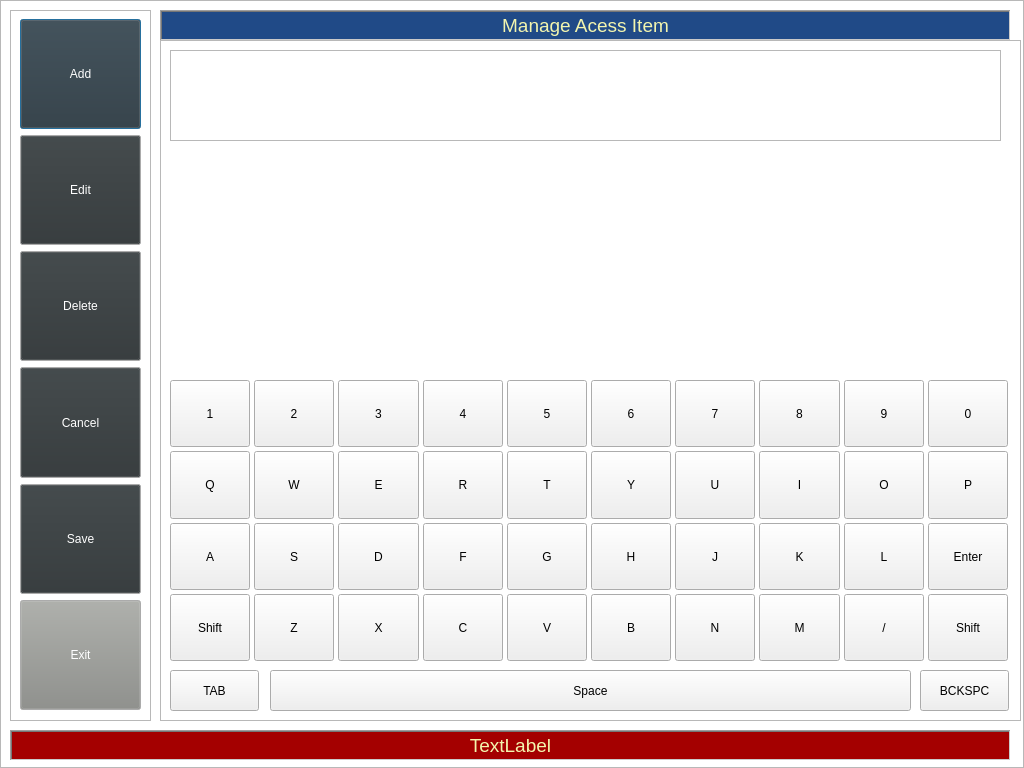
Old version of the form manage_access_item.ui in the repository swodaemkram/aces.
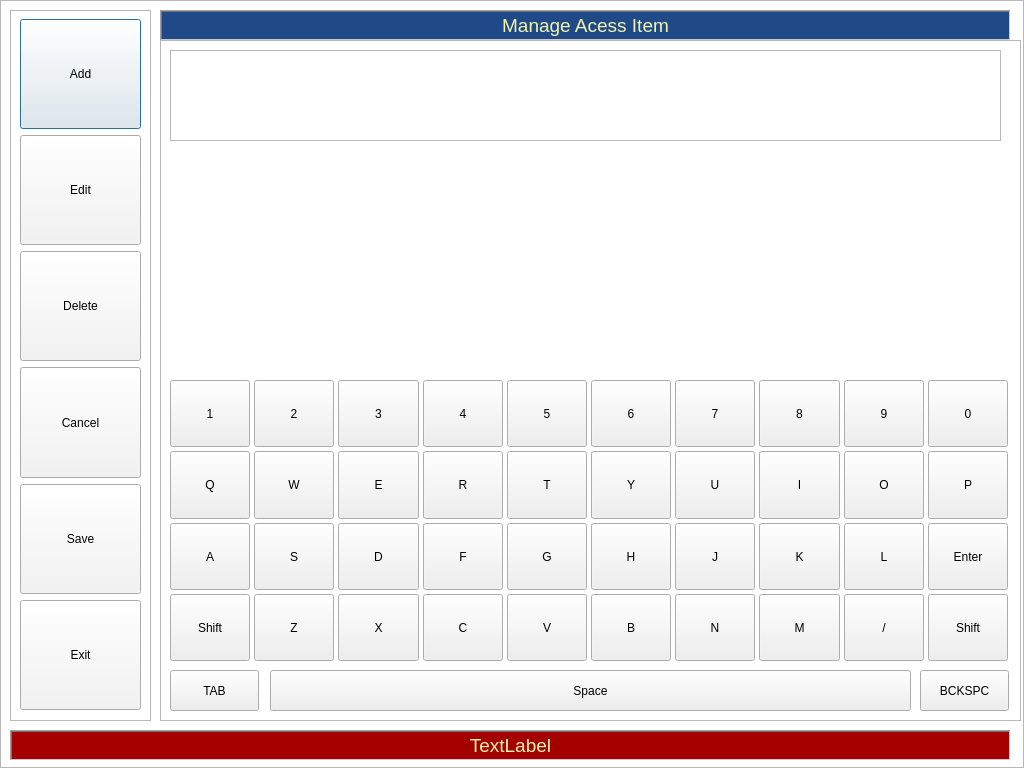
New version of the form.

```diff
--- a/manage_access_item.ui
+++ b/manage_access_item.ui
@@ -445,18 +445,18 @@
           <colorrole role="Button">
            <brush brushstyle="SolidPattern">
             <color alpha="255">
-             <red>46</red>
-             <green>52</green>
-             <blue>54</blue>
+             <red>243</red>
+             <green>243</green>
+             <blue>243</blue>
             </color>
            </brush>
           </colorrole>
           <colorrole role="ButtonText">
            <brush brushstyle="SolidPattern">
             <color alpha="255">
-             <red>255</red>
-             <green>255</green>
-             <blue>255</blue>
+             <red>0</red>
+             <green>0</green>
+             <blue>0</blue>
             </color>
            </brush>
           </colorrole>
@@ -465,18 +465,18 @@
           <colorrole role="Button">
            <brush brushstyle="SolidPattern">
             <color alpha="255">
-             <red>46</red>
-             <green>52</green>
-             <blue>54</blue>
+             <red>243</red>
+             <green>243</green>
+             <blue>243</blue>
             </color>
            </brush>
           </colorrole>
           <colorrole role="ButtonText">
            <brush brushstyle="SolidPattern">
             <color alpha="255">
-             <red>255</red>
-             <green>255</green>
-             <blue>255</blue>
+             <red>0</red>
+             <green>0</green>
+             <blue>0</blue>
             </color>
            </brush>
           </colorrole>
@@ -485,9 +485,9 @@
           <colorrole role="Button">
            <brush brushstyle="SolidPattern">
             <color alpha="255">
-             <red>46</red>
-             <green>52</green>
-             <blue>54</blue>
+             <red>243</red>
+             <green>243</green>
+             <blue>243</blue>
             </color>
            </brush>
           </colorrole>
@@ -522,18 +522,18 @@
           <colorrole role="Button">
            <brush brushstyle="SolidPattern">
             <color alpha="255">
-             <red>46</red>
-             <green>52</green>
-             <blue>54</blue>
+             <red>243</red>
+             <green>243</green>
+             <blue>243</blue>
             </color>
            </brush>
           </colorrole>
           <colorrole role="ButtonText">
            <brush brushstyle="SolidPattern">
             <color alpha="255">
-             <red>255</red>
-             <green>255</green>
-             <blue>255</blue>
+             <red>0</red>
+             <green>0</green>
+             <blue>0</blue>
             </color>
            </brush>
           </colorrole>
@@ -542,18 +542,18 @@
           <colorrole role="Button">
            <brush brushstyle="SolidPattern">
             <color alpha="255">
-             <red>46</red>
-             <green>52</green>
-             <blue>54</blue>
+             <red>243</red>
+             <green>243</green>
+             <blue>243</blue>
             </color>
            </brush>
           </colorrole>
           <colorrole role="ButtonText">
            <brush brushstyle="SolidPattern">
             <color alpha="255">
-             <red>255</red>
-             <green>255</green>
-             <blue>255</blue>
+             <red>0</red>
+             <green>0</green>
+             <blue>0</blue>
             </color>
            </brush>
           </colorrole>
@@ -562,9 +562,9 @@
           <colorrole role="Button">
            <brush brushstyle="SolidPattern">
             <color alpha="255">
-             <red>46</red>
-             <green>52</green>
-             <blue>54</blue>
+             <red>243</red>
+             <green>243</green>
+             <blue>243</blue>
             </color>
            </brush>
           </colorrole>
@@ -599,18 +599,18 @@
           <colorrole role="Button">
            <brush brushstyle="SolidPattern">
             <color alpha="255">
-             <red>46</red>
-             <green>52</green>
-             <blue>54</blue>
+             <red>243</red>
+             <green>243</green>
+             <blue>243</blue>
             </color>
            </brush>
           </colorrole>
           <colorrole role="ButtonText">
            <brush brushstyle="SolidPattern">
             <color alpha="255">
-             <red>255</red>
-             <green>255</green>
-             <blue>255</blue>
+             <red>0</red>
+             <green>0</green>
+             <blue>0</blue>
             </color>
            </brush>
           </colorrole>
@@ -619,18 +619,18 @@
           <colorrole role="Button">
            <brush brushstyle="SolidPattern">
             <color alpha="255">
-             <red>46</red>
-             <green>52</green>
-             <blue>54</blue>
+             <red>243</red>
+             <green>243</green>
+             <blue>243</blue>
             </color>
            </brush>
           </colorrole>
           <colorrole role="ButtonText">
            <brush brushstyle="SolidPattern">
             <color alpha="255">
-             <red>255</red>
-             <green>255</green>
-             <blue>255</blue>
+             <red>0</red>
+             <green>0</green>
+             <blue>0</blue>
             </color>
            </brush>
           </colorrole>
@@ -639,9 +639,9 @@
           <colorrole role="Button">
            <brush brushstyle="SolidPattern">
             <color alpha="255">
-             <red>46</red>
-             <green>52</green>
-             <blue>54</blue>
+             <red>243</red>
+             <green>243</green>
+             <blue>243</blue>
             </color>
            </brush>
           </colorrole>
@@ -676,18 +676,18 @@
           <colorrole role="Button">
            <brush brushstyle="SolidPattern">
             <color alpha="255">
-             <red>46</red>
-             <green>52</green>
-             <blue>54</blue>
+             <red>243</red>
+             <green>243</green>
+             <blue>243</blue>
             </color>
            </brush>
           </colorrole>
           <colorrole role="ButtonText">
            <brush brushstyle="SolidPattern">
             <color alpha="255">
-             <red>255</red>
-             <green>255</green>
-             <blue>255</blue>
+             <red>0</red>
+             <green>0</green>
+             <blue>0</blue>
             </color>
            </brush>
           </colorrole>
@@ -696,18 +696,18 @@
           <colorrole role="Button">
            <brush brushstyle="SolidPattern">
             <color alpha="255">
-             <red>46</red>
-             <green>52</green>
-             <blue>54</blue>
+             <red>243</red>
+             <green>243</green>
+             <blue>243</blue>
             </color>
            </brush>
           </colorrole>
           <colorrole role="ButtonText">
            <brush brushstyle="SolidPattern">
             <color alpha="255">
-             <red>255</red>
-             <green>255</green>
-             <blue>255</blue>
+             <red>0</red>
+             <green>0</green>
+             <blue>0</blue>
             </color>
            </brush>
           </colorrole>
@@ -716,9 +716,9 @@
           <colorrole role="Button">
            <brush brushstyle="SolidPattern">
             <color alpha="255">
-             <red>46</red>
-             <green>52</green>
-             <blue>54</blue>
+             <red>243</red>
+             <green>243</green>
+             <blue>243</blue>
             </color>
            </brush>
           </colorrole>
@@ -753,18 +753,18 @@
           <colorrole role="Button">
            <brush brushstyle="SolidPattern">
             <color alpha="255">
-             <red>46</red>
-             <green>52</green>
-             <blue>54</blue>
+             <red>243</red>
+             <green>243</green>
+             <blue>243</blue>
             </color>
            </brush>
           </colorrole>
           <colorrole role="ButtonText">
            <brush brushstyle="SolidPattern">
             <color alpha="255">
-             <red>255</red>
-             <green>255</green>
-             <blue>255</blue>
+             <red>0</red>
+             <green>0</green>
+             <blue>0</blue>
             </color>
            </brush>
           </colorrole>
@@ -773,18 +773,18 @@
           <colorrole role="Button">
            <brush brushstyle="SolidPattern">
             <color alpha="255">
-             <red>46</red>
-             <green>52</green>
-             <blue>54</blue>
+             <red>243</red>
+             <green>243</green>
+             <blue>243</blue>
             </color>
            </brush>
           </colorrole>
           <colorrole role="ButtonText">
            <brush brushstyle="SolidPattern">
             <color alpha="255">
-             <red>255</red>
-             <green>255</green>
-             <blue>255</blue>
+             <red>0</red>
+             <green>0</green>
+             <blue>0</blue>
             </color>
            </brush>
           </colorrole>
@@ -793,9 +793,9 @@
           <colorrole role="Button">
            <brush brushstyle="SolidPattern">
             <color alpha="255">
-             <red>46</red>
-             <green>52</green>
-             <blue>54</blue>
+             <red>243</red>
+             <green>243</green>
+             <blue>243</blue>
             </color>
            </brush>
           </colorrole>
@@ -830,9 +830,9 @@
           <colorrole role="Button">
            <brush brushstyle="SolidPattern">
             <color alpha="255">
-             <red>136</red>
-             <green>138</green>
-             <blue>133</blue>
+             <red>243</red>
+             <green>243</green>
+             <blue>243</blue>
             </color>
            </brush>
           </colorrole>
@@ -848,9 +848,9 @@
           <colorrole role="ButtonText">
            <brush brushstyle="SolidPattern">
             <color alpha="255">
-             <red>255</red>
-             <green>255</green>
-             <blue>255</blue>
+             <red>0</red>
+             <green>0</green>
+             <blue>0</blue>
             </color>
            </brush>
           </colorrole>
@@ -859,9 +859,9 @@
           <colorrole role="Button">
            <brush brushstyle="SolidPattern">
             <color alpha="255">
-             <red>136</red>
-             <green>138</green>
-             <blue>133</blue>
+             <red>243</red>
+             <green>243</green>
+             <blue>243</blue>
             </color>
            </brush>
           </colorrole>
@@ -877,9 +877,9 @@
           <colorrole role="ButtonText">
            <brush brushstyle="SolidPattern">
             <color alpha="255">
-             <red>255</red>
-             <green>255</green>
-             <blue>255</blue>
+             <red>0</red>
+             <green>0</green>
+             <blue>0</blue>
             </color>
            </brush>
           </colorrole>
@@ -888,9 +888,9 @@
           <colorrole role="Button">
            <brush brushstyle="SolidPattern">
             <color alpha="255">
-             <red>136</red>
-             <green>138</green>
-             <blue>133</blue>
+             <red>243</red>
+             <green>243</green>
+             <blue>243</blue>
             </color>
            </brush>
           </colorrole>
```
